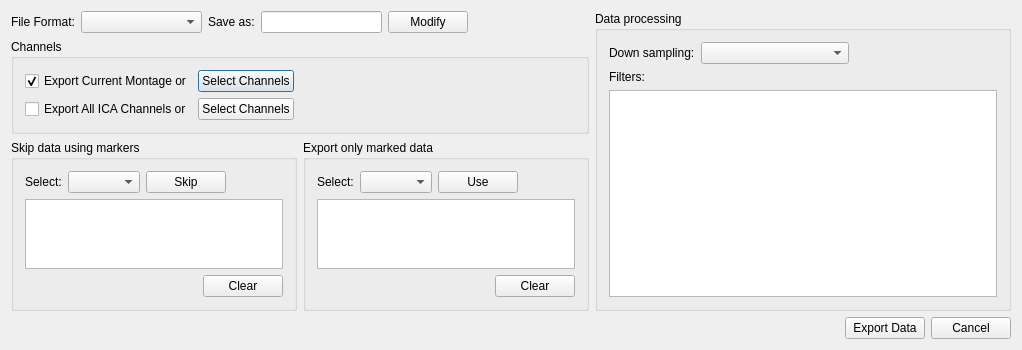
This is src/AnyWave/Process/AwExporterSettings.ui in HIP-infrastructure/anywave-code as Qt 5 draws it before an edit. The edited form follows.
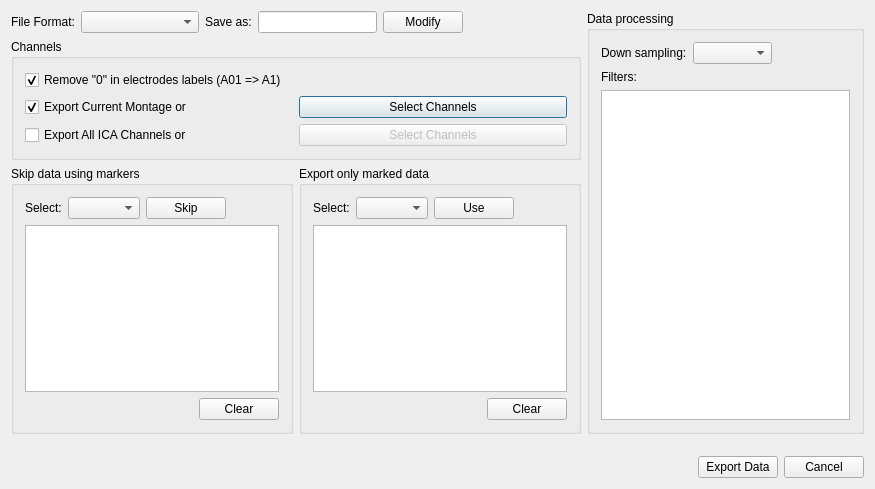
This is the edited form. Icons and pictures are not drawn. Custom widgets are drawn as their Qt base class.

Diff of the .ui file:
```diff
--- a/src/AnyWave/Process/AwExporterSettings.ui
+++ b/src/AnyWave/Process/AwExporterSettings.ui
@@ -6,8 +6,8 @@
    <rect>
     <x>0</x>
     <y>0</y>
-    <width>1022</width>
-    <height>347</height>
+    <width>875</width>
+    <height>489</height>
    </rect>
   </property>
   <property name="windowTitle">
@@ -85,10 +85,18 @@
      <property name="title">
       <string>Channels</string>
      </property>
-     <layout class="QVBoxLayout" name="verticalLayout">
-      <item>
        <layout class="QGridLayout" name="gridLayout">
-        <item row="0" column="0">
+      <item row="0" column="0" colspan="2">
+       <widget class="QCheckBox" name="checkRelabel">
+        <property name="text">
+         <string>Remove &quot;0&quot; in electrodes labels (A01 =&gt; A1)</string>
+        </property>
+        <property name="checked">
+         <bool>true</bool>
+        </property>
+       </widget>
+      </item>
+      <item row="1" column="0">
          <widget class="QCheckBox" name="checkBoxCurrentMontage">
           <property name="text">
            <string>Export Current Montage or</string>
@@ -98,7 +106,7 @@
           </property>
          </widget>
         </item>
-        <item row="0" column="1">
+      <item row="1" column="1">
          <widget class="QPushButton" name="buttonSelectChannels">
           <property name="sizePolicy">
            <sizepolicy hsizetype="Preferred" vsizetype="Fixed">
@@ -111,28 +119,18 @@
           </property>
          </widget>
         </item>
-        <item row="0" column="2">
-         <spacer name="horizontalSpacer">
-          <property name="orientation">
-           <enum>Qt::Horizontal</enum>
-          </property>
-          <property name="sizeHint" stdset="0">
-           <size>
-            <width>40</width>
-            <height>20</height>
-           </size>
-          </property>
-         </spacer>
-        </item>
-        <item row="1" column="0">
+      <item row="2" column="0">
          <widget class="QCheckBox" name="checkBoxICA">
           <property name="text">
            <string>Export All ICA Channels or</string>
           </property>
          </widget>
         </item>
-        <item row="1" column="1">
+      <item row="2" column="1">
          <widget class="QPushButton" name="buttonSelectICA">
+        <property name="enabled">
+         <bool>false</bool>
+        </property>
           <property name="sizePolicy">
            <sizepolicy hsizetype="Preferred" vsizetype="Fixed">
             <horstretch>0</horstretch>
@@ -143,21 +141,6 @@
            <string>Select Channels</string>
           </property>
          </widget>
-        </item>
-        <item row="1" column="2">
-         <spacer name="horizontalSpacer_2">
-          <property name="orientation">
-           <enum>Qt::Horizontal</enum>
-          </property>
-          <property name="sizeHint" stdset="0">
-           <size>
-            <width>40</width>
-            <height>20</height>
-           </size>
-          </property>
-         </spacer>
-        </item>
-       </layout>
       </item>
      </layout>
     </widget>
```
Left out of the diff: 178 changed lines with no effect on the pictures. Lines whose indentation alone changed are shown as unchanged.
